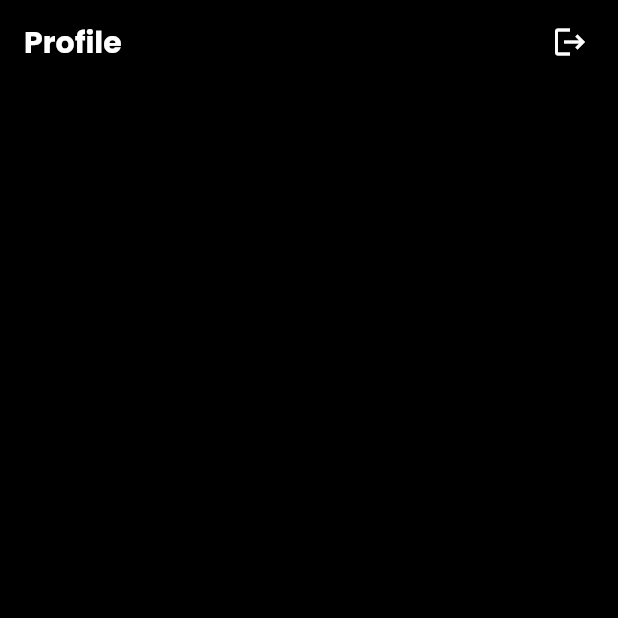
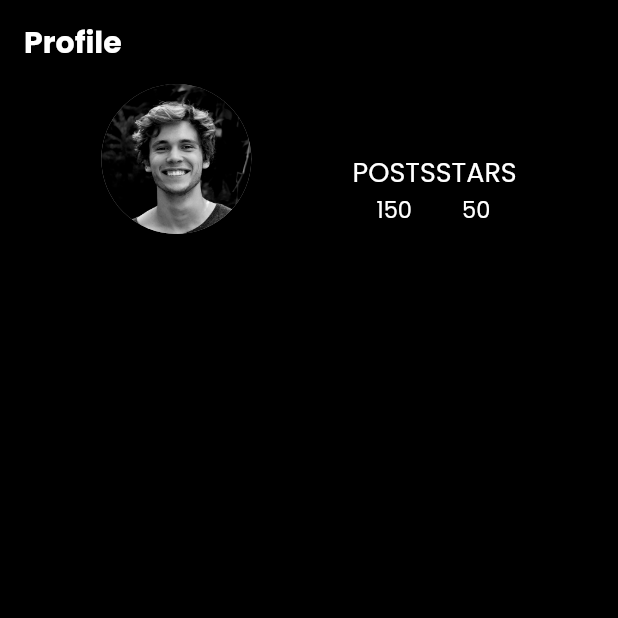
Before and after one commit to maenard/blog_app, a Flutter app: the Profile screen opened directly, on a phone screen of 412 x 824 dp, the top half of it. Run offline on Flutter 3.47's test engine with Material 2 defaults, Android fonts, the phone set to English and light mode, and no system bars; our stand-ins replace badges, cloud_firestore, email_validator, firebase_auth, firebase_core, google_fonts; accounts and stored records are empty.

Commit message:
PROFILE CHANGES

```diff
--- a/lib/home page/profile.dart
+++ b/lib/home page/profile.dart
@@ -1,3 +1,5 @@
+import 'package:blog_app/model/users.dart';
+import 'package:cloud_firestore/cloud_firestore.dart';
 import 'package:firebase_auth/firebase_auth.dart';
 import 'package:flutter/material.dart';
 import 'package:google_fonts/google_fonts.dart';
@@ -10,6 +12,7 @@ class Profile extends StatefulWidget {
 }
 
 class _ProfileState extends State<Profile> {
+  final user = FirebaseAuth.instance.currentUser!;
   @override
   Widget build(BuildContext context) {
     return Scaffold(
@@ -22,17 +25,118 @@ class _ProfileState extends State<Profile> {
             fontWeight: FontWeight.bold,
           ),
         ),
-        actions: [
-          TextButton(
-            onPressed: () {},
-            child: Icon(
-              Icons.logout,
-              color: Colors.white,
-            ),
+      ),
+      body: Container(
+        child: Column(
+          mainAxisAlignment: MainAxisAlignment.start,
+          children: [
+            readCurrentUser(user.uid),
+          ],
+        ),
+      ),
+    );
+  }
+
+  Widget userStats() => Row(
+        mainAxisAlignment: MainAxisAlignment.spaceBetween,
+        children: [
+          Column(
+            mainAxisAlignment: MainAxisAlignment.center,
+            children: [
+              Text(
+                'POSTS',
+                style: GoogleFonts.poppins(
+                  fontSize: 18,
+                  fontWeight: FontWeight.w400,
+                ),
+              ),
+              Text(
+                '150',
+                style: GoogleFonts.poppins(
+                  fontSize: 15,
+                  fontWeight: FontWeight.w400,
+                ),
+              ),
+            ],
+          ),
+          Column(
+            mainAxisAlignment: MainAxisAlignment.center,
+            children: [
+              Text(
+                'STARS',
+                style: GoogleFonts.poppins(
+                  fontSize: 18,
+                  fontWeight: FontWeight.w400,
+                ),
+              ),
+              Text(
+                '50',
+                style: GoogleFonts.poppins(
+                  fontSize: 15,
+                  fontWeight: FontWeight.w400,
+                ),
+              ),
+            ],
           ),
         ],
-      ),
-      body: Container(),
+      );
+
+  Widget userDetail(Users newUser) => Row(
+        mainAxisAlignment: MainAxisAlignment.spaceEvenly,
+        children: [
+          CircleAvatar(
+            backgroundImage: AssetImage("assets/images/photo_male_7.jpg"),
+            radius: 50,
+          ),
+          Column(
+            mainAxisAlignment: MainAxisAlignment.center,
+            children: [
+              Text(
+                newUser.name,
+                style: GoogleFonts.poppins(
+                  fontWeight: FontWeight.bold,
+                  fontSize: 20,
+                ),
+              ),
+              Text(
+                newUser.email,
+                style: GoogleFonts.poppins(
+                  color: Colors.white54,
+                  fontSize: 12,
+                  height: .8,
+                ),
+              ),
+              userStats(),
+            ],
+          ),
+        ],
+      );
+
+  Widget readCurrentUser(uid) {
+    var collection = FirebaseFirestore.instance.collection('users');
+    return Column(
+      children: [
+        StreamBuilder<DocumentSnapshot<Map<String, dynamic>>>(
+          stream: collection.doc(uid).snapshots(),
+          builder: (_, snapshot) {
+            if (snapshot.hasError) return Text('Error = ${snapshot.error}');
+
+            if (snapshot.hasData) {
+              final users = snapshot.data!.data();
+              final newUser = Users(
+                id: users!['id'],
+                name: users['name'],
+                password: users['password'],
+                email: users['email'],
+              );
+
+              return (userDetail(newUser));
+            }
+
+            return const Center(child: CircularProgressIndicator());
+          },
+        ),
+      ],
     );
   }
 }
```
